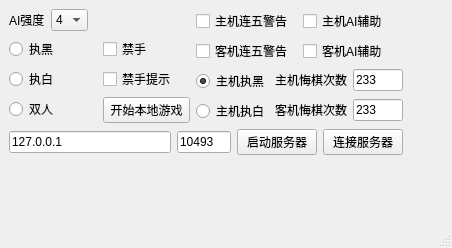
This is mainwindow.ui in w1049/Gobang as Qt 5 draws it before an edit. The edited form follows.
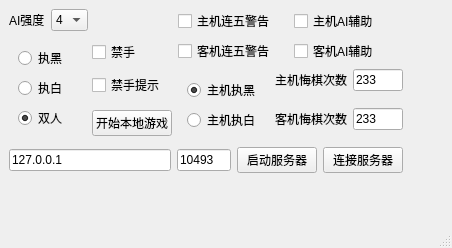
This is the edited form.

```diff
--- a/mainwindow.ui
+++ b/mainwindow.ui
@@ -73,34 +73,6 @@
         </item>
        </layout>
       </item>
-      <item row="1" column="0" rowspan="2">
-       <layout class="QVBoxLayout" name="verticalLayout_2">
-        <item>
-         <widget class="QRadioButton" name="Type_1">
-          <property name="text">
-           <string>执黑</string>
-          </property>
-         </widget>
-        </item>
-        <item>
-         <widget class="QRadioButton" name="Type_2">
-          <property name="text">
-           <string>执白</string>
-          </property>
-         </widget>
-        </item>
-        <item>
-         <widget class="QRadioButton" name="Type_3">
-          <property name="text">
-           <string>双人</string>
-          </property>
-          <property name="checked">
-           <bool>true</bool>
-          </property>
-         </widget>
-        </item>
-       </layout>
-      </item>
       <item row="1" column="1">
        <layout class="QVBoxLayout" name="verticalLayout_6">
         <item>
@@ -126,6 +98,36 @@
         </property>
        </widget>
       </item>
+      <item row="1" column="0" rowspan="2">
+       <widget class="QWidget" name="" native="true">
+        <layout class="QVBoxLayout" name="verticalLayout_2">
+         <item>
+          <widget class="QRadioButton" name="Type_1">
+           <property name="text">
+            <string>执黑</string>
+           </property>
+          </widget>
+         </item>
+         <item>
+          <widget class="QRadioButton" name="Type_2">
+           <property name="text">
+            <string>执白</string>
+           </property>
+          </widget>
+         </item>
+         <item>
+          <widget class="QRadioButton" name="Type_3">
+           <property name="text">
+            <string>双人</string>
+           </property>
+           <property name="checked">
+            <bool>true</bool>
+           </property>
+          </widget>
+         </item>
+        </layout>
+       </widget>
+      </item>
      </layout>
     </item>
     <item row="0" column="1">
@@ -171,6 +173,7 @@
     <item row="1" column="1">
      <layout class="QHBoxLayout" name="op2Layout">
       <item>
+       <widget class="QWidget" name="" native="true">
        <layout class="QVBoxLayout" name="verticalLayout">
         <item>
          <widget class="QRadioButton" name="Type_4">
@@ -190,6 +193,7 @@
          </widget>
         </item>
        </layout>
+       </widget>
       </item>
       <item>
        <layout class="QVBoxLayout" name="verticalLayout_5">
```
Lines whose indentation alone changed are shown as unchanged.
